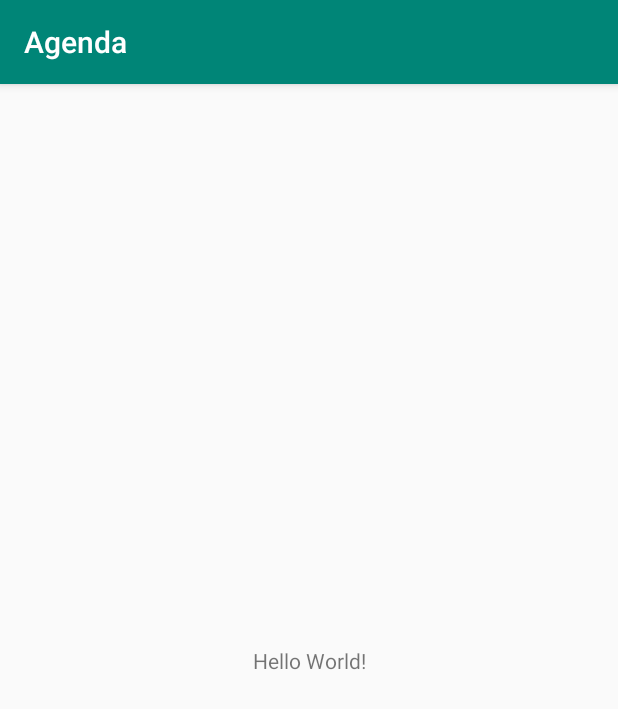
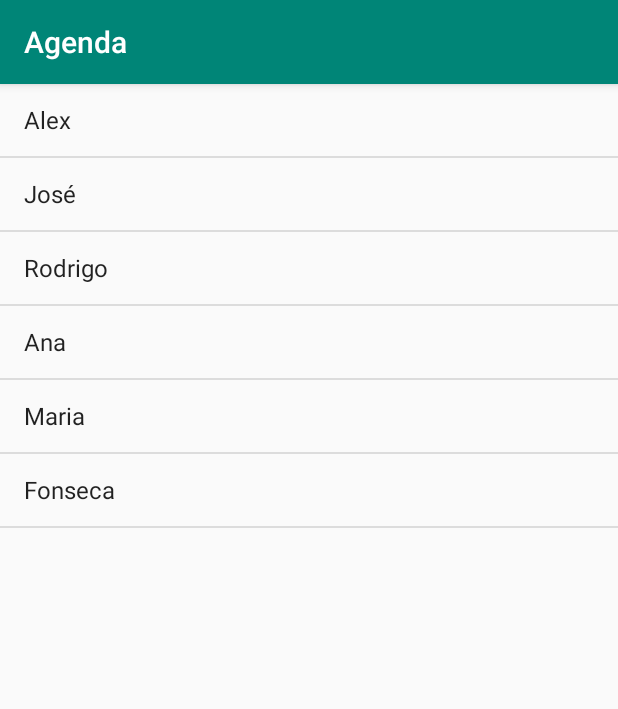
Before and after one commit to maisonsouza/android-sua-primeira-app-mobile, an Android app: the screen it shows after launch (MainActivity), on a phone screen of 412 x 824 dp. Shown: the top 709 px of the screen. Run offline under Robolectric (Android 15) with nearby library versions, the phone set to English and light mode, and no system bars.

Commit message:
Aula 02 - Aplicando layouts para activities

```diff
--- a/app/src/main/java/com/maison/agenda/MainActivity.java
+++ b/app/src/main/java/com/maison/agenda/MainActivity.java
@@ -2,7 +2,14 @@ package com.maison.agenda;
 
 import android.support.v7.app.AppCompatActivity;
 import android.os.Bundle;
-import android.widget.Toast;
+import android.widget.ArrayAdapter;
+import android.widget.ListAdapter;
+import android.widget.ListView;
+import android.widget.TextView;
+
+import java.util.ArrayList;
+import java.util.Arrays;
+import java.util.List;
 
 public class MainActivity extends AppCompatActivity {
 
@@ -10,6 +17,10 @@ public class MainActivity extends AppCompatActivity {
     protected void onCreate(Bundle savedInstanceState) {
         super.onCreate(savedInstanceState);
         setContentView(R.layout.activity_main);
-        Toast.makeText(this, "Maison Galvão", Toast.LENGTH_SHORT).show();
+        List<String> alunos = new ArrayList<>(Arrays.asList("Alex","José","Rodrigo","Ana","Maria","Fonseca"));
+        ListView listaDeAlunos = findViewById(R.id.lista_de_alunos);
+        listaDeAlunos.setAdapter(new ArrayAdapter<>(this,android.R.layout.simple_list_item_1,alunos));
+
+
     }
 }
--- a/app/src/main/res/layout/activity_main.xml
+++ b/app/src/main/res/layout/activity_main.xml
@@ -1,18 +1,14 @@
 <?xml version="1.0" encoding="utf-8"?>
-<android.support.constraint.ConstraintLayout xmlns:android="http://schemas.android.com/apk/res/android"
+<LinearLayout xmlns:android="http://schemas.android.com/apk/res/android"
     xmlns:app="http://schemas.android.com/apk/res-auto"
     xmlns:tools="http://schemas.android.com/tools"
     android:layout_width="match_parent"
     android:layout_height="match_parent"
+    android:orientation="vertical"
     tools:context=".MainActivity">
 
-    <TextView
-        android:layout_width="wrap_content"
-        android:layout_height="wrap_content"
-        android:text="Hello World!"
-        app:layout_constraintBottom_toBottomOf="parent"
-        app:layout_constraintLeft_toLeftOf="parent"
-        app:layout_constraintRight_toRightOf="parent"
-        app:layout_constraintTop_toTopOf="parent" />
-
-</android.support.constraint.ConstraintLayout>
+    <ListView
+        android:id="@+id/lista_de_alunos"
+        android:layout_width="match_parent"
+        android:layout_height="match_parent" />
+</LinearLayout>
```
